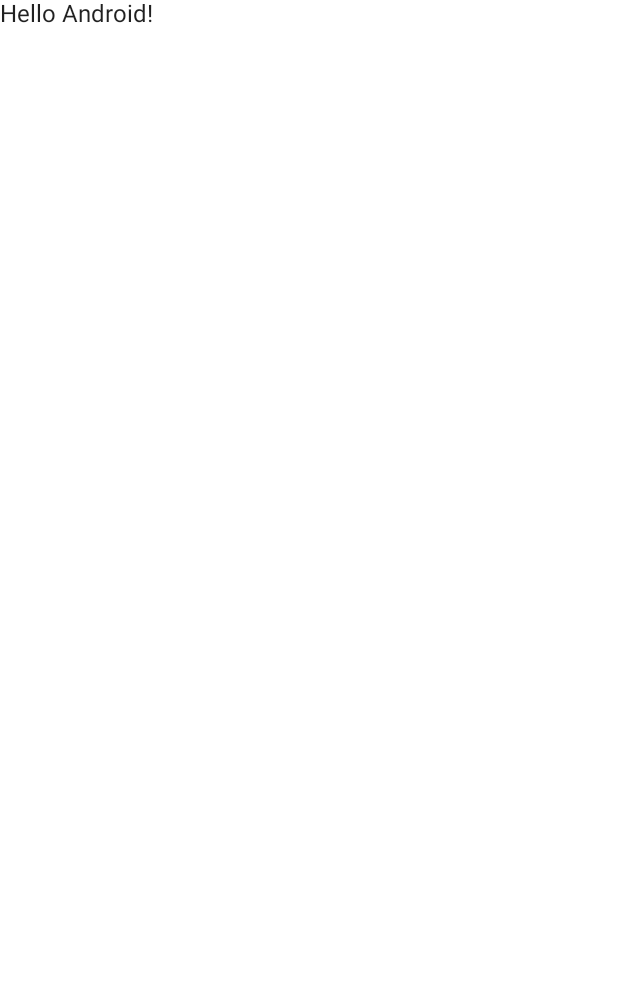
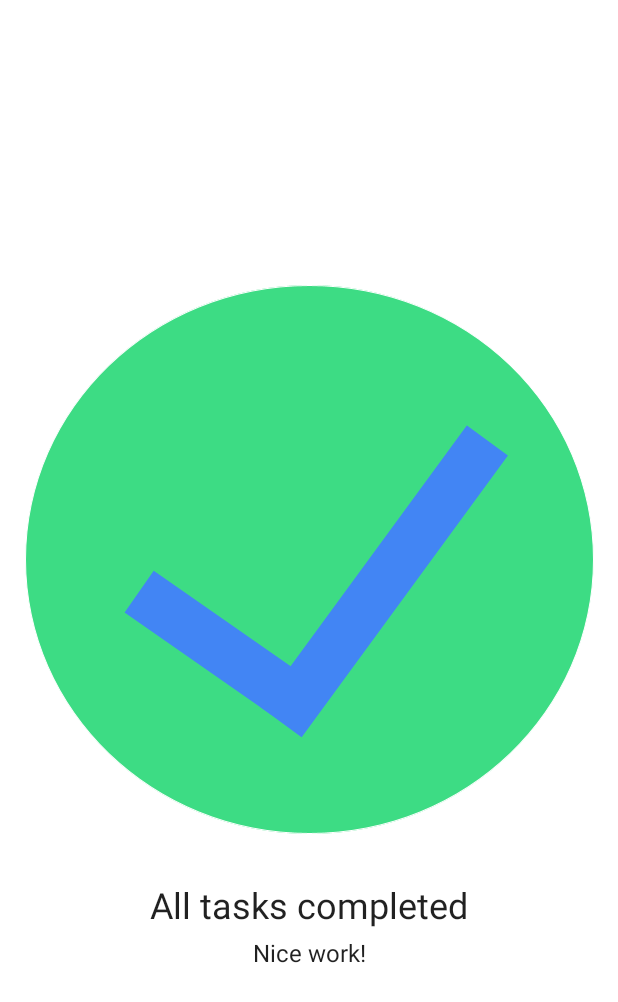
Before and after one commit to vivalafreak1/PracticeAndroid-BasicCompose, an Android app built with Jetpack Compose: the screen it shows after launch (MainActivity), on a phone screen of 412 x 824 dp. Before the commit the part shown is almost empty. Shown: the top 1002 px of the screen. Run offline under Robolectric (Android 15) with nearby library versions, the phone set to English and light mode, and no system bars.

```diff
--- a/app/src/main/java/com/example/taskmanager/MainActivity.kt
+++ b/app/src/main/java/com/example/taskmanager/MainActivity.kt
@@ -3,13 +3,19 @@ package com.example.taskmanager
 import android.os.Bundle
 import androidx.activity.ComponentActivity
 import androidx.activity.compose.setContent
-import androidx.compose.foundation.layout.fillMaxSize
+import androidx.compose.foundation.Image
+import androidx.compose.foundation.layout.*
 import androidx.compose.material.MaterialTheme
 import androidx.compose.material.Surface
 import androidx.compose.material.Text
 import androidx.compose.runtime.Composable
+import androidx.compose.ui.Alignment
 import androidx.compose.ui.Modifier
+import androidx.compose.ui.res.painterResource
+import androidx.compose.ui.res.stringResource
 import androidx.compose.ui.tooling.preview.Preview
+import androidx.compose.ui.unit.dp
+import androidx.compose.ui.unit.sp
 import com.example.taskmanager.ui.theme.TaskManagerTheme
 
 class MainActivity : ComponentActivity() {
@@ -22,7 +28,7 @@ class MainActivity : ComponentActivity() {
                     modifier = Modifier.fillMaxSize(),
                     color = MaterialTheme.colors.background
                 ) {
-                    Greeting("Android")
+                    TaskManager(status = stringResource(R.string.status), compl = stringResource(R.string.complement))
                 }
             }
         }
@@ -30,14 +36,36 @@ class MainActivity : ComponentActivity() {
 }
 
 @Composable
-fun Greeting(name: String) {
-    Text(text = "Hello $name!")
+fun TaskManager(status: String, compl: String) {
+    val image = painterResource(id = R.drawable.ic_task_completed)
+    Column(
+        modifier = Modifier.fillMaxSize(),
+        verticalArrangement = Arrangement.Center,
+        horizontalAlignment = Alignment.CenterHorizontally
+    ){
+        Image(
+            painter = image,
+            contentDescription = null,
+            modifier = Modifier
+                .fillMaxWidth(),
+        )
+        Text(
+            text = status,
+            fontSize = 24.sp,
+            modifier = Modifier
+                .padding(top = 24.dp, bottom = 8.dp)
+        )
+        Text(
+            text = compl,
+            fontSize = 16.sp
+        )
+    }
 }
 
 @Preview(showBackground = true)
 @Composable
-fun DefaultPreview() {
+fun TaskManagerPreview() {
     TaskManagerTheme {
-        Greeting("Android")
+        TaskManager(status = stringResource(R.string.status), compl = stringResource(R.string.complement))
     }
 }
--- a/app/src/main/res/values/strings.xml
+++ b/app/src/main/res/values/strings.xml
@@ -1,3 +1,5 @@
 <resources>
     <string name="app_name">TaskManager</string>
+    <string name="status">All tasks completed</string>
+    <string name="complement">Nice work!</string>
 </resources>
```
Also changed, not shown: app/src/main/res/drawable-nodpi/ic_task_completed.png (added).
